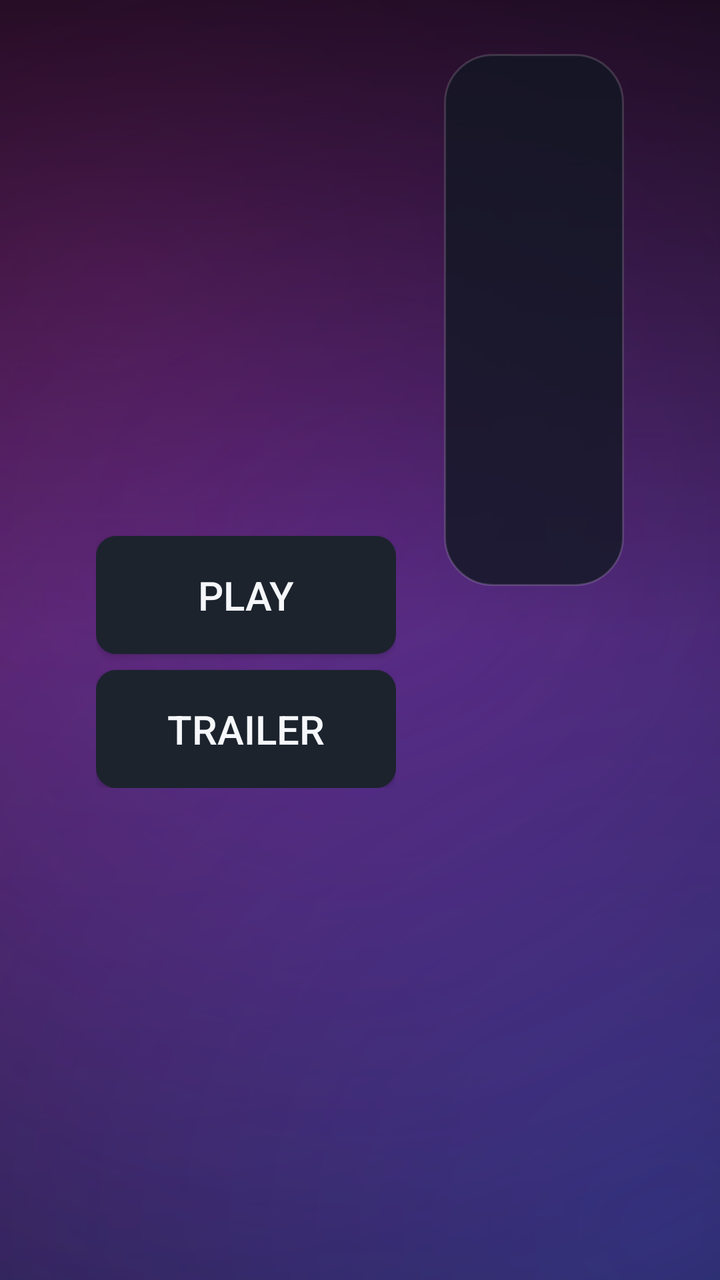
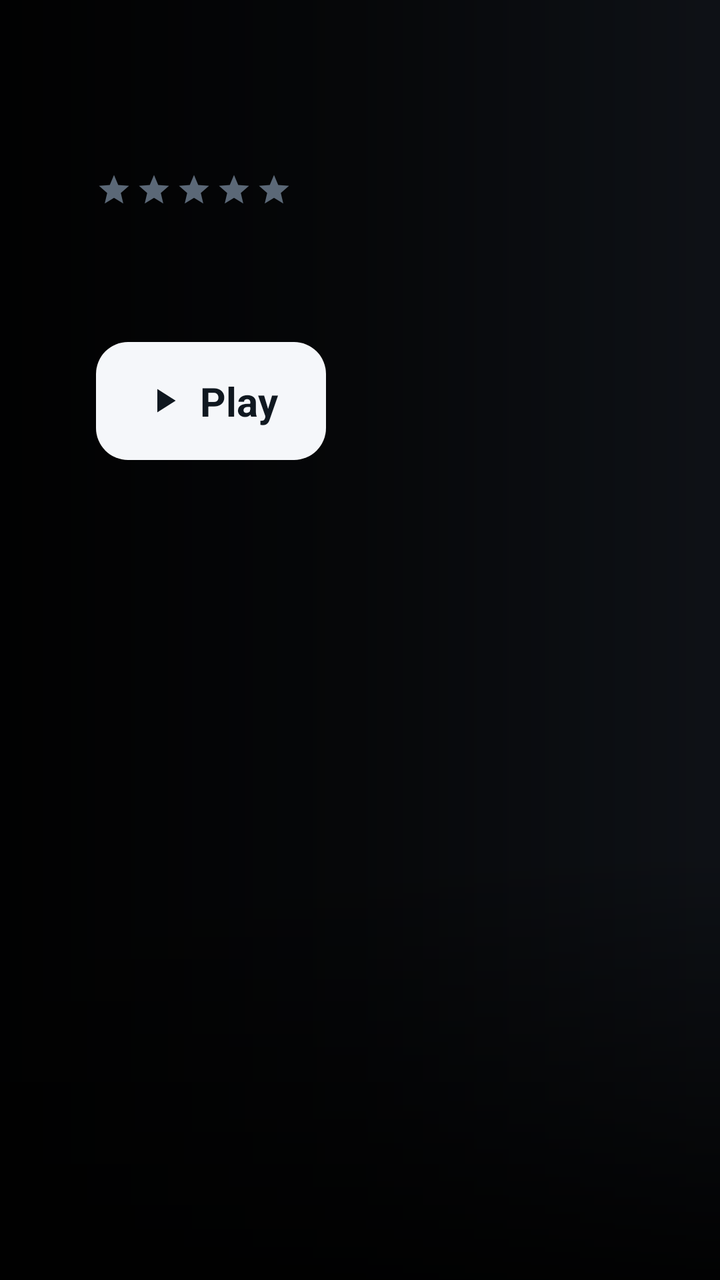

Before-and-after screenshots of an Android layout around one commit, followed by the original layout XML and the change that was made.
<!-- AndroidManifest.xml: application theme Theme.IptvPlayer -->
<!-- res/layout/activity_vod_detail.xml -->
<?xml version="1.0" encoding="utf-8"?>
<ScrollView xmlns:android="http://schemas.android.com/apk/res/android"
    android:layout_width="match_parent"
    android:layout_height="match_parent"
    android:background="@drawable/bg_login_aurora"
    android:paddingHorizontal="@dimen/safe_area_h"
    android:paddingVertical="@dimen/safe_area_v"
    android:fillViewport="true">

    <LinearLayout
        android:layout_width="match_parent"
        android:layout_height="wrap_content"
        android:orientation="horizontal">

        
        <LinearLayout
            android:layout_width="wrap_content"
            android:layout_height="wrap_content"
            android:orientation="vertical">

            <ImageView
                android:id="@+id/detailPoster"
                android:layout_width="@dimen/poster_width"
                android:layout_height="@dimen/poster_height"
                android:scaleType="centerCrop"
                android:contentDescription="@string/nav_movies" />

            <Button
                android:id="@+id/resumeButton"
                style="@style/Widget.Iptv.Button"
                android:layout_width="@dimen/poster_width"
                android:layout_height="wrap_content"
                android:layout_marginTop="@dimen/space_m"
                android:text="@string/resume_continue"
                android:visibility="gone" />

            <Button
                android:id="@+id/playButton"
                style="@style/Widget.Iptv.Button"
                android:layout_width="@dimen/poster_width"
                android:layout_height="wrap_content"
                android:layout_marginTop="@dimen/space_m"
                android:text="@string/detail_play" />

            <Button
                android:id="@+id/trailerButton"
                style="@style/Widget.Iptv.Button"
                android:layout_width="@dimen/poster_width"
                android:layout_height="wrap_content"
                android:layout_marginTop="@dimen/space_s"
                android:text="@string/detail_trailer" />
        </LinearLayout>

        
        <LinearLayout
            android:layout_width="0dp"
            android:layout_height="wrap_content"
            android:layout_weight="1"
            android:orientation="vertical"
            android:layout_marginStart="@dimen/space_l"
            android:background="@drawable/bg_glass_card"
            android:padding="@dimen/space_l">

            <TextView
                android:id="@+id/detailTitle"
                android:layout_width="match_parent"
                android:layout_height="wrap_content"
                android:textColor="@color/text_primary"
                android:textSize="@dimen/text_big_title"
                android:textStyle="bold"
                android:maxLines="2"
                android:ellipsize="end" />

            <TextView
                android:id="@+id/detailMeta"
                android:layout_width="match_parent"
                android:layout_height="wrap_content"
                android:layout_marginTop="@dimen/space_s"
                android:textColor="@color/text_secondary"
                android:textSize="@dimen/text_body" />

            <TextView
                android:id="@+id/detailPlot"
                android:layout_width="match_parent"
                android:layout_height="wrap_content"
                android:layout_marginTop="@dimen/space_m"
                android:textColor="@color/text_primary"
                android:textSize="@dimen/text_body"
                android:lineSpacingMultiplier="1.2" />

            <TextView
                android:id="@+id/detailCast"
                android:layout_width="match_parent"
                android:layout_height="wrap_content"
                android:layout_marginTop="@dimen/space_m"
                android:textColor="@color/text_secondary"
                android:textSize="@dimen/text_caption" />

            <TextView
                android:id="@+id/detailDirector"
                android:layout_width="match_parent"
                android:layout_height="wrap_content"
                android:layout_marginTop="@dimen/space_s"
                android:textColor="@color/text_secondary"
                android:textSize="@dimen/text_caption" />

            <TextView
                android:id="@+id/detailGenre"
                android:layout_width="match_parent"
                android:layout_height="wrap_content"
                android:layout_marginTop="@dimen/space_s"
                android:textColor="@color/text_secondary"
                android:textSize="@dimen/text_caption" />
        </LinearLayout>
    </LinearLayout>
</ScrollView>
<!-- resources referenced by this layout -->
<resources>
  <dimen name="poster_height">225dp</dimen>
  <dimen name="poster_width">150dp</dimen>
  <dimen name="text_caption">16sp</dimen>
  <!-- drawable bg_glass_card (drawable) -->
  <?xml version="1.0" encoding="utf-8"?>
  <shape xmlns:android="http://schemas.android.com/apk/res/android" android:shape="rectangle">
      <solid android:color="@color/glass_card" />
      <corners android:radius="24dp" />
      <stroke android:width="1dp" android:color="@color/glass_stroke" />
  </shape>
  <!-- drawable bg_login_aurora (drawable) -->
  <?xml version="1.0" encoding="utf-8"?>
  <layer-list xmlns:android="http://schemas.android.com/apk/res/android">
      <item>
          <shape android:shape="rectangle">
              <solid android:color="@color/brand_cinematic" />
          </shape>
      </item>
      <item>
          <shape android:shape="rectangle">
              <gradient
                  android:type="radial"
                  android:centerX="0.16"
                  android:centerY="0.22"
                  android:gradientRadius="760dp"
                  android:startColor="#73FF2E9A"
                  android:endColor="#00FF2E9A" />
          </shape>
      </item>
      <item>
          <shape android:shape="rectangle">
              <gradient
                  android:type="radial"
                  android:centerX="0.92"
                  android:centerY="0.96"
                  android:gradientRadius="860dp"
                  android:startColor="#5E3A6BFF"
                  android:endColor="#003A6BFF" />
          </shape>
      </item>
      <item>
          <shape android:shape="rectangle">
              <gradient
                  android:type="radial"
                  android:centerX="0.5"
                  android:centerY="0.42"
                  android:gradientRadius="520dp"
                  android:startColor="#357B2FF7"
                  android:endColor="#007B2FF7" />
          </shape>
      </item>
      <item>
          <shape android:shape="rectangle">
              <gradient
                  android:angle="90"
                  android:startColor="#00000000"
                  android:centerColor="#00000000"
                  android:endColor="#99000000" />
          </shape>
      </item>
  </layer-list>
  <string name="resume_continue">Resume</string>
  <style name="Widget.Iptv.Button" parent="Widget.AppCompat.Button">
          <item name="android:background">@drawable/bg_button</item>
          <item name="android:textColor">@color/text_primary</item>
          <item name="android:textSize">@dimen/text_body</item>
          <item name="android:padding">@dimen/space_m</item>
          <item name="android:focusable">true</item>
      </style>
  <color name="glass_card">#CC121723</color>
  <color name="brand_cinematic">#07090F</color>
  <!-- drawable bg_button (drawable) -->
  <?xml version="1.0" encoding="utf-8"?>
  <selector xmlns:android="http://schemas.android.com/apk/res/android">
      <item android:state_focused="true">
          <shape android:shape="rectangle">
              <solid android:color="@color/accent" />
              <corners android:radius="@dimen/card_radius" />
              <stroke android:width="@dimen/focus_stroke" android:color="@color/text_primary" />
          </shape>
      </item>
      <item android:state_pressed="true">
          <shape android:shape="rectangle">
              <solid android:color="@color/accent_dim" />
              <corners android:radius="@dimen/card_radius" />
          </shape>
      </item>
      <item>
          <shape android:shape="rectangle">
              <solid android:color="@color/bg_card" />
              <corners android:radius="@dimen/card_radius" />
          </shape>
      </item>
  </selector>
  <dimen name="card_radius">10dp</dimen>
  <dimen name="focus_stroke">2dp</dimen>
  <color name="accent_dim">#1E5F8C</color>
  <color name="bg_card">#1C232D</color>
  <!-- unchanged entries left out for length: 16 -->
</resources>

<!-- the commit's change to res/layout/activity_vod_detail.xml (unified diff, before → after) -->
@@ -1,116 +1,226 @@
 <?xml version="1.0" encoding="utf-8"?>
-<ScrollView xmlns:android="http://schemas.android.com/apk/res/android"
+<androidx.constraintlayout.widget.ConstraintLayout
+    xmlns:android="http://schemas.android.com/apk/res/android"
+    xmlns:app="http://schemas.android.com/apk/res-auto"
     android:layout_width="match_parent"
     android:layout_height="match_parent"
-    android:background="@drawable/bg_login_aurora"
-    android:paddingHorizontal="@dimen/safe_area_h"
-    android:paddingVertical="@dimen/safe_area_v"
-    android:fillViewport="true">
+    android:background="@color/bg_root">
+
+    <ImageView
+        android:id="@+id/detailBackdrop"
+        android:layout_width="0dp"
+        android:layout_height="0dp"
+        android:scaleType="centerCrop"
+        android:contentDescription="@string/nav_movies"
+        app:layout_constraintTop_toTopOf="parent"
+        app:layout_constraintBottom_toBottomOf="parent"
+        app:layout_constraintStart_toStartOf="parent"
+        app:layout_constraintEnd_toEndOf="parent" />
+
+    <View
+        android:layout_width="0dp"
+        android:layout_height="0dp"
+        android:background="@drawable/bg_scrim_left"
+        app:layout_constraintTop_toTopOf="parent"
+        app:layout_constraintBottom_toBottomOf="parent"
+        app:layout_constraintStart_toStartOf="parent"
+        app:layout_constraintEnd_toEndOf="parent" />
+
+    <View
+        android:layout_width="0dp"
+        android:layout_height="220dp"
+        android:background="@drawable/bg_scrim_bottom"
+        app:layout_constraintBottom_toBottomOf="parent"
+        app:layout_constraintStart_toStartOf="parent"
+        app:layout_constraintEnd_toEndOf="parent" />
+
+    <androidx.constraintlayout.widget.Guideline
+        android:id="@+id/heroGuideline"
+        android:layout_width="wrap_content"
+        android:layout_height="wrap_content"
+        android:orientation="vertical"
+        app:layout_constraintGuide_percent="0.62" />
 
     <LinearLayout
-        android:layout_width="match_parent"
-        android:layout_height="wrap_content"
-        android:orientation="horizontal">
+        android:layout_width="0dp"
+        android:layout_height="0dp"
+        android:orientation="vertical"
+        android:paddingHorizontal="@dimen/safe_area_h"
+        android:paddingVertical="@dimen/safe_area_v"
+        app:layout_constraintTop_toTopOf="parent"
+        app:layout_constraintBottom_toBottomOf="parent"
+        app:layout_constraintStart_toStartOf="parent"
+        app:layout_constraintEnd_toEndOf="@id/heroGuideline">
+
+        <TextView
+            android:id="@+id/detailTitle"
+            android:layout_width="match_parent"
+            android:layout_height="wrap_content"
+            android:textColor="@color/text_primary"
+            android:textSize="@dimen/text_big_title"
+            android:textStyle="bold"
+            android:maxLines="2"
+            android:ellipsize="end" />
 
         
         <LinearLayout
             android:layout_width="wrap_content"
             android:layout_height="wrap_content"
-            android:orientation="vertical">
-
-            <ImageView
-                android:id="@+id/detailPoster"
-                android:layout_width="@dimen/poster_width"
-                android:layout_height="@dimen/poster_height"
-                android:scaleType="centerCrop"
-                android:contentDescription="@string/nav_movies" />
-
-            <Button
-                android:id="@+id/resumeButton"
-                style="@style/Widget.Iptv.Button"
-                android:layout_width="@dimen/poster_width"
-                android:layout_height="wrap_content"
-                android:layout_marginTop="@dimen/space_m"
-                android:text="@string/resume_continue"
-                android:visibility="gone" />
-
-            <Button
-                android:id="@+id/playButton"
-                style="@style/Widget.Iptv.Button"
-                android:layout_width="@dimen/poster_width"
-                android:layout_height="wrap_content"
-                android:layout_marginTop="@dimen/space_m"
-                android:text="@string/detail_play" />
-
-            <Button
-                android:id="@+id/trailerButton"
-                style="@style/Widget.Iptv.Button"
-                android:layout_width="@dimen/poster_width"
-                android:layout_height="wrap_content"
-                android:layout_marginTop="@dimen/space_s"
-                android:text="@string/detail_trailer" />
+            android:orientation="horizontal"
+            android:gravity="center_vertical"
+            android:layout_marginTop="@dimen/space_m">
+
+            <LinearLayout
+                android:id="@+id/ratingStars"
+                android:layout_width="wrap_content"
+                android:layout_height="wrap_content"
+                android:orientation="horizontal"
+                android:gravity="center_vertical"
+                android:layout_marginEnd="@dimen/space_m">
+
+                <ImageView android:id="@+id/star1" android:layout_width="18dp" android:layout_height="18dp" android:src="@drawable/ic_star_outline" android:contentDescription="@string/detail_rating" />
+                <ImageView android:id="@+id/star2" android:layout_width="18dp" android:layout_height="18dp" android:src="@drawable/ic_star_outline" android:layout_marginStart="2dp" android:contentDescription="@null" />
+                <ImageView android:id="@+id/star3" android:layout_width="18dp" android:layout_height="18dp" android:src="@drawable/ic_star_outline" android:layout_marginStart="2dp" android:contentDescription="@null" />
+                <ImageView android:id="@+id/star4" android:layout_width="18dp" android:layout_height="18dp" android:src="@drawable/ic_star_outline" android:layout_marginStart="2dp" android:contentDescription="@null" />
+                <ImageView android:id="@+id/star5" android:layout_width="18dp" android:layout_height="18dp" android:src="@drawable/ic_star_outline" android:layout_marginStart="2dp" android:contentDescription="@null" />
+            </LinearLayout>
+
+            <TextView
+                android:id="@+id/detailYear"
+                android:layout_width="wrap_content"
+                android:layout_height="wrap_content"
+                android:background="@drawable/bg_time_chip"
+                android:paddingHorizontal="@dimen/space_s"
+                android:paddingVertical="2dp"
+                android:textColor="@color/text_primary"
+                android:textSize="@dimen/text_body"
+                android:textStyle="bold"
+                android:visibility="gone" />
+
+            <TextView
+                android:id="@+id/detailDuration"
+                android:layout_width="wrap_content"
+                android:layout_height="wrap_content"
+                android:layout_marginStart="@dimen/space_m"
+                android:drawableStart="@drawable/ic_clock"
+                android:drawablePadding="@dimen/space_xs"
+                android:gravity="center_vertical"
+                android:textColor="@color/text_secondary"
+                android:textSize="@dimen/text_body"
+                android:visibility="gone" />
+
+            <TextView
+                android:id="@+id/detailGenre"
+                android:layout_width="wrap_content"
+                android:layout_height="wrap_content"
+                android:layout_marginStart="@dimen/space_m"
+                android:textColor="@color/text_secondary"
+                android:textSize="@dimen/text_body"
+                android:maxLines="1"
+                android:ellipsize="end"
+                android:visibility="gone" />
         </LinearLayout>
+
+        <TextView
+            android:id="@+id/detailPlot"
+            android:layout_width="match_parent"
+            android:layout_height="wrap_content"
+            android:layout_marginTop="@dimen/space_m"
+            android:textColor="@color/text_primary"
+            android:textSize="@dimen/text_body"
+            android:lineSpacingMultiplier="1.2"
+            android:maxLines="4"
+            android:ellipsize="end" />
 
         
         <LinearLayout
-            android:layout_width="0dp"
-            android:layout_height="wrap_content"
-            android:layout_weight="1"
-            android:orientation="vertical"
-            android:layout_marginStart="@dimen/space_l"
-            android:background="@drawable/bg_glass_card"
-            android:padding="@dimen/space_l">
-
-            <TextView
-                android:id="@+id/detailTitle"
-                android:layout_width="match_parent"
-                android:layout_height="wrap_content"
+            android:layout_width="wrap_content"
+            android:layout_height="wrap_content"
+            android:orientation="horizontal"
+            android:gravity="center_vertical"
+            android:layout_marginTop="@dimen/space_l">
+
+            <LinearLayout
+                android:id="@+id/playButton"
+                android:layout_width="wrap_content"
+                android:layout_height="wrap_content"
+                android:orientation="horizontal"
+                android:gravity="center_vertical"
+                android:background="@drawable/bg_pill_light"
+                android:focusable="true"
+                android:focusableInTouchMode="false"
+                android:paddingHorizontal="@dimen/space_l"
+                android:paddingVertical="@dimen/space_m">
+
+                <ImageView
+                    android:layout_width="20dp"
+                    android:layout_height="20dp"
+                    android:src="@drawable/ic_play"
+                    android:tint="#101820"
+                    android:layout_marginEnd="@dimen/space_s"
+                    android:contentDescription="@null" />
+
+                <TextView
+                    android:id="@+id/playLabel"
+                    android:layout_width="wrap_content"
+                    android:layout_height="wrap_content"
+                    android:text="@string/detail_play"
+                    android:textColor="#101820"
+                    android:textSize="@dimen/text_body"
+                    android:textStyle="bold" />
+            </LinearLayout>
+
+            <TextView
+                android:id="@+id/trailerButton"
+                android:layout_width="wrap_content"
+                android:layout_height="wrap_content"
+                android:layout_marginStart="@dimen/space_m"
+                android:background="@drawable/bg_pill_dark"
+                android:focusable="true"
+                android:focusableInTouchMode="false"
+                android:gravity="center_vertical"
+                android:paddingHorizontal="@dimen/space_l"
+                android:paddingVertical="@dimen/space_m"
+                android:text="@string/detail_trailer"
                 android:textColor="@color/text_primary"
-                android:textSize="@dimen/text_big_title"
+                android:textSize="@dimen/text_body"
                 android:textStyle="bold"
-                android:maxLines="2"
-                android:ellipsize="end" />
-
-            <TextView
-                android:id="@+id/detailMeta"
-                android:layout_width="match_parent"
-                android:layout_height="wrap_content"
-                android:layout_marginTop="@dimen/space_s"
-                android:textColor="@color/text_secondary"
-                android:textSize="@dimen/text_body" />
-
-            <TextView
-                android:id="@+id/detailPlot"
-                android:layout_width="match_parent"
-                android:layout_height="wrap_content"
-                android:layout_marginTop="@dimen/space_m"
-                android:textColor="@color/text_primary"
-                android:textSize="@dimen/text_body"
-                android:lineSpacingMultiplier="1.2" />
-
-            <TextView
-                android:id="@+id/detailCast"
-                android:layout_width="match_parent"
-                android:layout_height="wrap_content"
-                android:layout_marginTop="@dimen/space_m"
-                android:textColor="@color/text_secondary"
-                android:textSize="@dimen/text_caption" />
-
-            <TextView
-                android:id="@+id/detailDirector"
-                android:layout_width="match_parent"
-                android:layout_height="wrap_content"
-                android:layout_marginTop="@dimen/space_s"
-                android:textColor="@color/text_secondary"
-                android:textSize="@dimen/text_caption" />
-
-            <TextView
-                android:id="@+id/detailGenre"
-                android:layout_width="match_parent"
-                android:layout_height="wrap_content"
-                android:layout_marginTop="@dimen/space_s"
-                android:textColor="@color/text_secondary"
-                android:textSize="@dimen/text_caption" />
+                android:visibility="gone" />
+
+            <ImageView
+                android:id="@+id/favoriteButton"
+                android:layout_width="wrap_content"
+                android:layout_height="wrap_content"
+                android:layout_marginStart="@dimen/space_m"
+                android:background="@drawable/bg_pill_dark"
+                android:focusable="true"
+                android:focusableInTouchMode="false"
+                android:padding="@dimen/space_m"
+                android:src="@drawable/ic_heart"
+                android:contentDescription="@string/section_favorites" />
         </LinearLayout>
+
+        <Space
+            android:layout_width="match_parent"
+            android:layout_height="0dp"
+            android:layout_weight="1" />
+
+        <TextView
+            android:id="@+id/castLabel"
+            android:layout_width="wrap_content"
+            android:layout_height="wrap_content"
+            android:text="@string/detail_cast"
+            android:textColor="@color/text_primary"
+            android:textSize="@dimen/text_title"
+            android:textStyle="bold"
+            android:visibility="gone" />
+
+        <androidx.recyclerview.widget.RecyclerView
+            android:id="@+id/castList"
+            android:layout_width="match_parent"
+            android:layout_height="wrap_content"
+            android:layout_marginTop="@dimen/space_s"
+            android:clipToPadding="false"
+            android:visibility="gone" />
     </LinearLayout>
-</ScrollView>
+</androidx.constraintlayout.widget.ConstraintLayout>
<!-- resource entries referenced after the edit -->
@@ -1,103 +1,133 @@
 <!-- resources referenced by this layout -->
 <resources>
-  <dimen name="poster_height">225dp</dimen>
-  <dimen name="poster_width">150dp</dimen>
-  <dimen name="text_caption">16sp</dimen>
-  <!-- drawable bg_glass_card (drawable) -->
+  <dimen name="space_xs">4dp</dimen>
+  <dimen name="text_title">28sp</dimen>
+  <!-- drawable bg_pill_dark (drawable) -->
   <?xml version="1.0" encoding="utf-8"?>
-  <shape xmlns:android="http://schemas.android.com/apk/res/android" android:shape="rectangle">
-      <solid android:color="@color/glass_card" />
-      <corners android:radius="24dp" />
-      <stroke android:width="1dp" android:color="@color/glass_stroke" />
-  </shape>
-  <!-- drawable bg_login_aurora (drawable) -->
-  <?xml version="1.0" encoding="utf-8"?>
-  <layer-list xmlns:android="http://schemas.android.com/apk/res/android">
-      <item>
+  <selector xmlns:android="http://schemas.android.com/apk/res/android">
+      <item android:state_focused="true">
           <shape android:shape="rectangle">
-              <solid android:color="@color/brand_cinematic" />
+              <solid android:color="@color/glass_input_focused" />
+              <corners android:radius="@dimen/badge_radius" />
+              <stroke android:width="3dp" android:color="@color/text_primary" />
+          </shape>
+      </item>
+      <item android:state_pressed="true">
+          <shape android:shape="rectangle">
+              <solid android:color="@color/glass_input_focused" />
+              <corners android:radius="@dimen/badge_radius" />
           </shape>
       </item>
       <item>
           <shape android:shape="rectangle">
-              <gradient
-                  android:type="radial"
-                  android:centerX="0.16"
-                  android:centerY="0.22"
-                  android:gradientRadius="760dp"
-                  android:startColor="#73FF2E9A"
-                  android:endColor="#00FF2E9A" />
+              <solid android:color="#66101820" />
+              <corners android:radius="@dimen/badge_radius" />
+              <stroke android:width="1dp" android:color="@color/glass_stroke" />
+          </shape>
+      </item>
+  </selector>
+  <!-- drawable bg_pill_light (drawable) -->
+  <?xml version="1.0" encoding="utf-8"?>
+  <selector xmlns:android="http://schemas.android.com/apk/res/android">
+      <item android:state_focused="true">
+          <shape android:shape="rectangle">
+              <solid android:color="@color/text_primary" />
+              <corners android:radius="@dimen/badge_radius" />
+              <stroke android:width="3dp" android:color="@color/accent" />
+          </shape>
+      </item>
+      <item android:state_pressed="true">
+          <shape android:shape="rectangle">
+              <solid android:color="#D6DBE2" />
+              <corners android:radius="@dimen/badge_radius" />
           </shape>
       </item>
       <item>
           <shape android:shape="rectangle">
-              <gradient
-                  android:type="radial"
-                  android:centerX="0.92"
-                  android:centerY="0.96"
-                  android:gradientRadius="860dp"
-                  android:startColor="#5E3A6BFF"
-                  android:endColor="#003A6BFF" />
-          </shape>
-      </item>
-      <item>
-          <shape android:shape="rectangle">
-              <gradient
-                  android:type="radial"
-                  android:centerX="0.5"
-                  android:centerY="0.42"
-                  android:gradientRadius="520dp"
-                  android:startColor="#357B2FF7"
-                  android:endColor="#007B2FF7" />
-          </shape>
-      </item>
-      <item>
-          <shape android:shape="rectangle">
-              <gradient
-                  android:angle="90"
-                  android:startColor="#00000000"
-                  android:centerColor="#00000000"
-                  android:endColor="#99000000" />
-          </shape>
-      </item>
-  </layer-list>
-  <string name="resume_continue">Resume</string>
-  <style name="Widget.Iptv.Button" parent="Widget.AppCompat.Button">
-          <item name="android:background">@drawable/bg_button</item>
-          <item name="android:textColor">@color/text_primary</item>
-          <item name="android:textSize">@dimen/text_body</item>
-          <item name="android:padding">@dimen/space_m</item>
-          <item name="android:focusable">true</item>
-      </style>
-  <color name="glass_card">#CC121723</color>
-  <color name="brand_cinematic">#07090F</color>
-  <!-- drawable bg_button (drawable) -->
-  <?xml version="1.0" encoding="utf-8"?>
-  <selector xmlns:android="http://schemas.android.com/apk/res/android">
-      <item android:state_focused="true">
-          <shape android:shape="rectangle">
-              <solid android:color="@color/accent" />
-              <corners android:radius="@dimen/card_radius" />
-              <stroke android:width="@dimen/focus_stroke" android:color="@color/text_primary" />
-          </shape>
-      </item>
-      <item android:state_pressed="true">
-          <shape android:shape="rectangle">
-              <solid android:color="@color/accent_dim" />
-              <corners android:radius="@dimen/card_radius" />
-          </shape>
-      </item>
-      <item>
-          <shape android:shape="rectangle">
-              <solid android:color="@color/bg_card" />
-              <corners android:radius="@dimen/card_radius" />
+              <solid android:color="@color/text_primary" />
+              <corners android:radius="@dimen/badge_radius" />
           </shape>
       </item>
   </selector>
-  <dimen name="card_radius">10dp</dimen>
-  <dimen name="focus_stroke">2dp</dimen>
-  <color name="accent_dim">#1E5F8C</color>
-  <color name="bg_card">#1C232D</color>
+  <!-- drawable bg_scrim_bottom (drawable) -->
+  <?xml version="1.0" encoding="utf-8"?>
+  <shape xmlns:android="http://schemas.android.com/apk/res/android" android:shape="rectangle">
+      <gradient
+          android:angle="90"
+          android:startColor="#E6000000"
+          android:endColor="#00000000"
+          android:type="linear" />
+  </shape>
+  <!-- drawable bg_scrim_left (drawable) -->
+  <?xml version="1.0" encoding="utf-8"?>
+  <shape xmlns:android="http://schemas.android.com/apk/res/android" android:shape="rectangle">
+      <gradient
+          android:angle="0"
+          android:startColor="#F2000000"
+          android:centerColor="#99000000"
+          android:endColor="#00000000"
+          android:type="linear" />
+  </shape>
+  <!-- drawable bg_time_chip (drawable) -->
+  <?xml version="1.0" encoding="utf-8"?>
+  <shape xmlns:android="http://schemas.android.com/apk/res/android"
+      android:shape="rectangle">
+      <solid android:color="@color/glass_input" />
+      <corners android:radius="@dimen/badge_radius" />
+      <stroke android:width="1dp" android:color="@color/glass_stroke" />
+  </shape>
+  <!-- drawable ic_clock (drawable) -->
+  <?xml version="1.0" encoding="utf-8"?>
+  <vector xmlns:android="http://schemas.android.com/apk/res/android"
+      android:width="24dp"
+      android:height="24dp"
+      android:viewportWidth="24"
+      android:viewportHeight="24"
+      android:tint="@color/text_secondary">
+      <path
+          android:fillColor="@android:color/white"
+          android:pathData="M12,2C6.5,2 2,6.5 2,12s4.5,10 10,10 10,-4.5 10,-10S17.5,2 12,2zM12,20c-4.41,0 -8,-3.59 -8,-8s3.59,-8 8,-8 8,3.59 8,8 -3.59,8 -8,8zM12.5,7H11v6l5.25,3.15 0.75,-1.23 -4.5,-2.67z" />
+  </vector>
+  <!-- drawable ic_heart (drawable) -->
+  <?xml version="1.0" encoding="utf-8"?>
+  <vector xmlns:android="http://schemas.android.com/apk/res/android"
+      android:width="24dp"
+      android:height="24dp"
+      android:viewportWidth="24"
+      android:viewportHeight="24"
+      android:tint="@color/text_primary">
+      <path
+          android:fillColor="@android:color/white"
+          android:pathData="M16.5,3c-1.74,0 -3.41,0.81 -4.5,2.09C10.91,3.81 9.24,3 7.5,3 4.42,3 2,5.42 2,8.5c0,3.78 3.4,6.86 8.55,11.54L12,21.35l1.45,-1.32C18.6,15.36 22,12.28 22,8.5 22,5.42 19.58,3 16.5,3zM12.1,18.55l-0.1,0.1 -0.1,-0.1C7.14,14.24 4,11.39 4,8.5 4,6.5 5.5,5 7.5,5c1.54,0 3.04,0.99 3.57,2.36h1.87C13.46,5.99 14.96,5 16.5,5c2,0 3.5,1.5 3.5,3.5 0,2.89 -3.14,5.74 -7.9,10.05z" />
+  </vector>
+  <!-- drawable ic_play (drawable) -->
+  <?xml version="1.0" encoding="utf-8"?>
+  <vector xmlns:android="http://schemas.android.com/apk/res/android"
+      android:width="24dp" android:height="24dp"
+      android:viewportWidth="24" android:viewportHeight="24"
+      android:tint="@color/text_primary">
+      <path android:fillColor="@android:color/white"
+          android:pathData="M8,5v14l11,-7z" />
+  </vector>
+  <!-- drawable ic_star_outline (drawable) -->
+  <?xml version="1.0" encoding="utf-8"?>
+  <vector xmlns:android="http://schemas.android.com/apk/res/android"
+      android:width="24dp"
+      android:height="24dp"
+      android:viewportWidth="24"
+      android:viewportHeight="24"
+      android:tint="@color/text_muted">
+      <path
+          android:fillColor="@android:color/white"
+          android:pathData="M12,17.27L18.18,21l-1.64,-7.03L22,9.24l-7.19,-0.61L12,2 9.19,8.63 2,9.24l5.46,4.73L5.82,21z" />
+  </vector>
+  <string name="detail_cast">Cast</string>
+  <string name="detail_rating">Rating</string>
+  <string name="section_favorites">Favorites</string>
+  <color name="glass_input_focused">#24FFFFFF</color>
+  <dimen name="badge_radius">16dp</dimen>
+  <color name="glass_input">#14FFFFFF</color>
+  <color name="text_muted">#5B6877</color>
   <!-- unchanged entries left out for length: 16 -->
 </resources>
 
